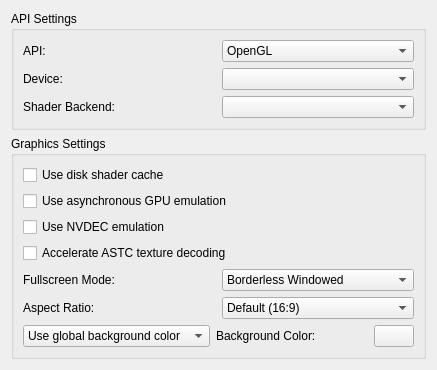
The window that src/yuzu/configuration/configure_graphics.ui (rorrim-rorrim/eden-alt) describes before a commit, drawn with Qt 5.
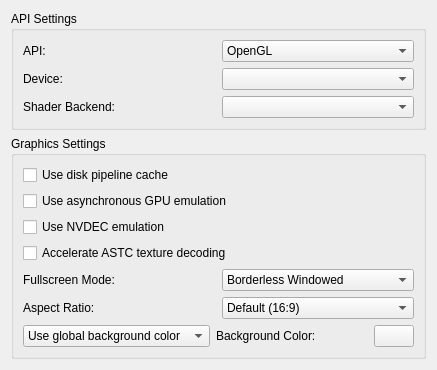
The same window after the commit.

```diff
--- a/src/yuzu/configuration/configure_graphics.ui
+++ b/src/yuzu/configuration/configure_graphics.ui
@@ -156,7 +156,7 @@
         <item>
          <widget class="QCheckBox" name="use_disk_shader_cache">
           <property name="text">
-           <string>Use disk shader cache</string>
+           <string>Use disk pipeline cache</string>
           </property>
          </widget>
         </item>
```
